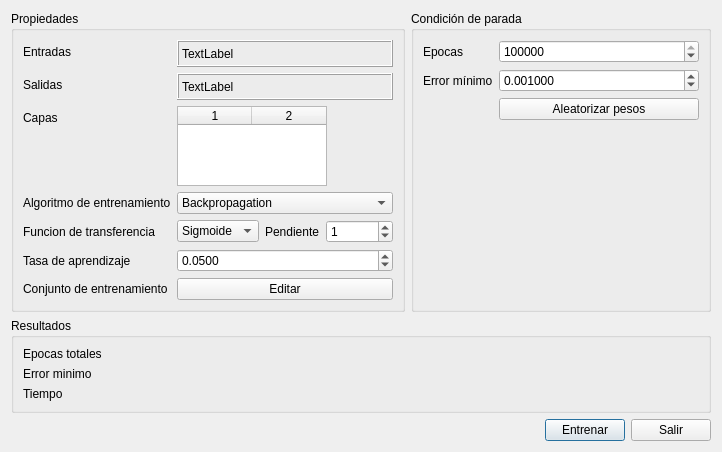
Old version of the form mlptrainingdialog.ui in the repository varpercl/INSYDE.
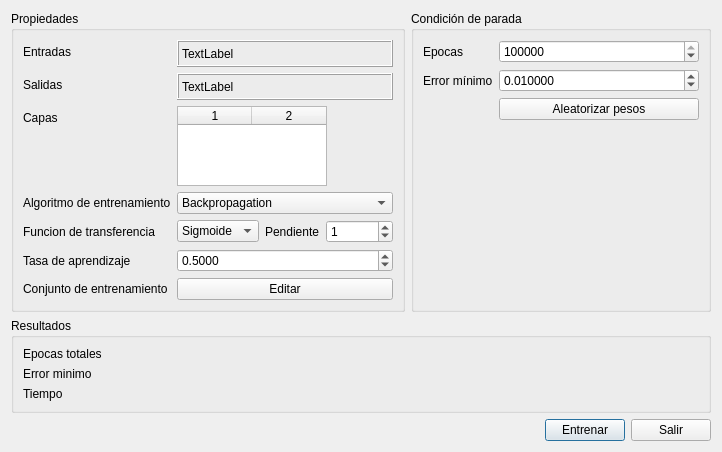
New version of the form.

Patch:
```diff
--- a/mlptrainingdialog.ui
+++ b/mlptrainingdialog.ui
@@ -122,7 +122,7 @@
              <double>1.000000000000000</double>
             </property>
             <property name="value">
-             <double>0.050000000000000</double>
+             <double>0.500000000000000</double>
             </property>
            </widget>
           </item>
@@ -290,7 +290,7 @@
              <double>0.010000000000000</double>
             </property>
             <property name="value">
-             <double>0.001000000000000</double>
+             <double>0.010000000000000</double>
             </property>
            </widget>
           </item>
```
Left out of the diff: 3 changed lines with no effect on the pictures.
